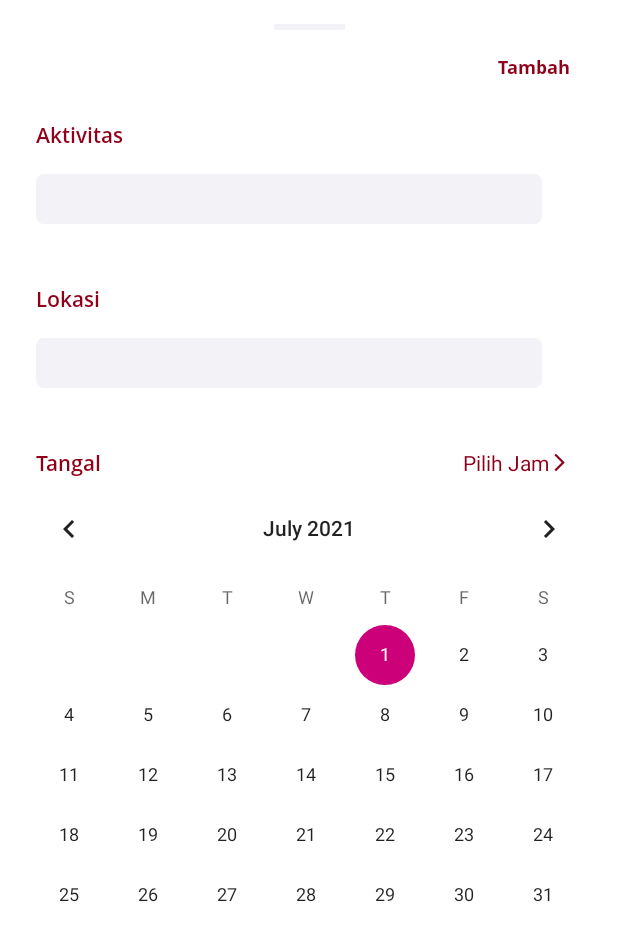
After one commit to mrrezkii/Android-Kotlin-AstroApp, an Android app: the layout jadwal_bottomsheet.xml on its own in the app's theme, with its tools: preview values and no code run, on a phone screen of 412 x 824 dp. The commit adds this screen. Shown: the top 941 px of the screen. Run offline under Robolectric (Android 15) with nearby library versions, the phone set to English and light mode, and no system bars.

Commit message:
Finishing view jadwal fragment

```diff
--- a/app/build.gradle
+++ b/app/build.gradle
@@ -10,6 +10,7 @@ android {
     buildToolsVersion "30.0.3"
 
     defaultConfig {
+        multiDexEnabled true
         applicationId "com.kedirilagi.astro"
         minSdkVersion 22
         targetSdkVersion 30
@@ -78,7 +79,6 @@ dependencies {
     def kodein_version = "6.4.0"
     implementation "org.kodein.di:kodein-di-generic-jvm:$kodein_version"
     implementation "org.kodein.di:kodein-di-framework-android-x:$kodein_version"
-
     // Utils
     implementation 'com.jakewharton.timber:timber:4.7.1'
     implementation 'com.github.Akshay-Katariya:CurveBottomBar:1.0'
--- a/app/src/main/java/com/kedirilagi/astro/data/view/fragment/JadwalFragment.kt
+++ b/app/src/main/java/com/kedirilagi/astro/data/view/fragment/JadwalFragment.kt
@@ -1,11 +1,18 @@
 package com.kedirilagi.astro.data.view.fragment
 
+import android.annotation.SuppressLint
+import android.app.TimePickerDialog
+import android.app.TimePickerDialog.OnTimeSetListener
 import android.os.Bundle
 import android.view.LayoutInflater
 import android.view.View
 import android.view.ViewGroup
+import android.widget.TextView
 import androidx.fragment.app.Fragment
+import com.google.android.material.bottomsheet.BottomSheetDialog
+import com.kedirilagi.astro.R
 import com.kedirilagi.astro.databinding.FragmentJadwalBinding
+import java.util.*
 
 
 class JadwalFragment : Fragment() {
@@ -21,4 +28,48 @@ class JadwalFragment : Fragment() {
 
     }
 
+    override fun onViewCreated(view: View, savedInstanceState: Bundle?) {
+        super.onViewCreated(view, savedInstanceState)
+        setupView()
+    }
+
+    private fun setupView() {
+        binding.appCompatImageView.setOnClickListener {
+            setupBottomSheet()
+        }
+    }
+
+    @SuppressLint("SetTextI18n")
+    private fun setupBottomSheet() {
+        val bottomSheetDialog =
+            BottomSheetDialog(requireActivity(), R.style.BottomSheetDialogTheme)
+        val bottomSheetView = LayoutInflater.from(activity).inflate(
+            R.layout.jadwal_bottomsheet,
+            requireActivity().findViewById(R.id.jadwal_bottomsheet)
+        )
+
+        val tvTimePicker = bottomSheetView.findViewById<TextView>(R.id.tv_time_picker)
+
+        val c = Calendar.getInstance()
+        val mHour = c.get(Calendar.HOUR_OF_DAY)
+        val mMinute = c.get(Calendar.MINUTE)
+
+        tvTimePicker!!.setOnClickListener {
+            val timePickerDialog = TimePickerDialog(
+                requireActivity(),
+                OnTimeSetListener { view, hourOfDay, minute ->
+                    tvTimePicker.text = "$hourOfDay:$minute"
+                },
+                mHour,
+                mMinute,
+                false
+            )
+            timePickerDialog.show()
+        }
+
+        bottomSheetDialog.setContentView(bottomSheetView)
+        bottomSheetDialog.show()
+    }
+
+
 }
--- /dev/null
+++ b/app/src/main/res/drawable/button_rounded_grey.xml
@@ -0,0 +1,6 @@
+<?xml version="1.0" encoding="utf-8"?>
+<shape xmlns:android="http://schemas.android.com/apk/res/android"
+    android:shape="rectangle">
+    <solid android:color="@color/colorBackground" />
+    <corners android:radius="5dp" />
+</shape>
--- /dev/null
+++ b/app/src/main/res/drawable/ic_baseline_arrow_forward_ios_24.xml
@@ -0,0 +1,11 @@
+<vector xmlns:android="http://schemas.android.com/apk/res/android"
+    android:width="14dp"
+    android:height="14dp"
+    android:autoMirrored="true"
+    android:tint="#8F001B"
+    android:viewportWidth="24"
+    android:viewportHeight="24">
+    <path
+        android:fillColor="@android:color/white"
+        android:pathData="M6.23,20.23l1.77,1.77l10,-10l-10,-10l-1.77,1.77l8.23,8.23z" />
+</vector>
--- /dev/null
+++ b/app/src/main/res/drawable/layout_rounded_corner.xml
@@ -0,0 +1,6 @@
+<?xml version="1.0" encoding="utf-8"?>
+<shape xmlns:android="http://schemas.android.com/apk/res/android"
+    android:shape="rectangle">
+    <solid android:color="@color/colorWhite" />
+    <corners android:radius="15dp" />
+</shape>
--- /dev/null
+++ b/app/src/main/res/layout/jadwal_bottomsheet.xml
@@ -0,0 +1,114 @@
+<?xml version="1.0" encoding="utf-8"?>
+<androidx.constraintlayout.widget.ConstraintLayout xmlns:android="http://schemas.android.com/apk/res/android"
+    xmlns:app="http://schemas.android.com/apk/res-auto"
+    android:id="@+id/jadwal_bottomsheet"
+    android:layout_width="match_parent"
+    android:layout_height="wrap_content"
+    android:background="@drawable/layout_rounded_corner">
+
+    <View
+        android:layout_width="47dp"
+        android:layout_height="4dp"
+        android:layout_marginTop="16dp"
+        android:background="@color/colorBackground"
+        app:layout_constraintEnd_toEndOf="parent"
+        app:layout_constraintStart_toStartOf="parent"
+        app:layout_constraintTop_toTopOf="parent" />
+
+    <androidx.appcompat.widget.AppCompatTextView
+        android:id="@+id/appCompatTextView5"
+        android:layout_width="wrap_content"
+        android:layout_height="wrap_content"
+        android:layout_marginTop="36dp"
+        android:layout_marginEnd="32dp"
+        android:fontFamily="@font/open_sans_bold"
+        android:text="Tambah"
+        android:textColor="@color/colorPrimary"
+        android:textSize="12sp"
+        app:layout_constraintEnd_toEndOf="parent"
+        app:layout_constraintTop_toTopOf="parent" />
+
+    <androidx.appcompat.widget.AppCompatTextView
+        android:id="@+id/tv_aktivitas"
+        android:layout_width="wrap_content"
+        android:layout_height="wrap_content"
+        android:layout_marginStart="24dp"
+        android:layout_marginTop="80dp"
+        android:fontFamily="@font/open_sans_semibold"
+        android:text="Aktivitas"
+        android:textColor="@color/colorPrimary"
+        android:textSize="14sp"
+        app:layout_constraintStart_toStartOf="parent"
+        app:layout_constraintTop_toTopOf="parent" />
+
+    <androidx.appcompat.widget.AppCompatEditText
+        android:id="@+id/et_aktivitas"
+        android:layout_width="337dp"
+        android:layout_height="33dp"
+        android:layout_marginStart="24dp"
+        android:layout_marginTop="16dp"
+        android:background="@drawable/button_rounded_grey"
+        android:fontFamily="@font/open_sans_semibold"
+        android:textSize="14sp"
+        app:layout_constraintStart_toStartOf="parent"
+        app:layout_constraintTop_toBottomOf="@+id/tv_aktivitas" />
+
+    <androidx.appcompat.widget.AppCompatTextView
+        android:id="@+id/tv_lokasi"
+        android:layout_width="wrap_content"
+        android:layout_height="wrap_content"
+        android:layout_marginStart="24dp"
+        android:layout_marginTop="40dp"
+        android:fontFamily="@font/open_sans_semibold"
+        android:text="Lokasi"
+        android:textColor="@color/colorPrimary"
+        android:textSize="14sp"
+        app:layout_constraintStart_toStartOf="parent"
+        app:layout_constraintTop_toBottomOf="@+id/et_aktivitas" />
+
+    <androidx.appcompat.widget.AppCompatEditText
+        android:id="@+id/et_lokasi"
+        android:layout_width="337dp"
+        android:layout_height="33dp"
+        android:layout_marginStart="24dp"
+        android:layout_marginTop="16dp"
+        android:background="@drawable/button_rounded_grey"
+        android:fontFamily="@font/open_sans_semibold"
+        android:textSize="14sp"
+        app:layout_constraintStart_toStartOf="parent"
+        app:layout_constraintTop_toBottomOf="@+id/tv_lokasi" />
+
+    <androidx.appcompat.widget.AppCompatTextView
+        android:id="@+id/tv_tanggal"
+        android:layout_width="wrap_content"
+        android:layout_height="wrap_content"
+        android:layout_marginStart="24dp"
+        android:layout_marginTop="40dp"
+        android:fontFamily="@font/open_sans_semibold"
+        android:text="Tangal"
+        android:textColor="@color/colorPrimary"
+        android:textSize="14sp"
+        app:layout_constraintStart_toStartOf="parent"
+        app:layout_constraintTop_toBottomOf="@+id/et_lokasi" />
+
+    <androidx.appcompat.widget.AppCompatTextView
+        android:id="@+id/tv_time_picker"
+        android:layout_width="wrap_content"
+        android:layout_height="wrap_content"
+        android:layout_marginTop="40dp"
+        android:layout_marginEnd="32dp"
+        android:drawableEnd="@drawable/ic_baseline_arrow_forward_ios_24"
+        android:text="Pilih Jam"
+        android:textColor="@color/colorPrimary"
+        android:textSize="14sp"
+        app:layout_constraintEnd_toEndOf="parent"
+        app:layout_constraintTop_toBottomOf="@+id/et_lokasi" />
+
+    <CalendarView
+        android:id="@+id/calendarView"
+        android:layout_width="match_parent"
+        android:layout_height="wrap_content"
+        app:layout_constraintStart_toStartOf="parent"
+        app:layout_constraintTop_toBottomOf="@+id/tv_tanggal" />
+
+</androidx.constraintlayout.widget.ConstraintLayout>
--- a/app/src/main/res/values-night/themes.xml
+++ b/app/src/main/res/values-night/themes.xml
@@ -15,4 +15,13 @@
     <style name="AppTheme.AppBarOverlay" parent="ThemeOverlay.AppCompat.Dark.ActionBar" />
 
     <style name="AppTheme.PopupOverlay" parent="ThemeOverlay.AppCompat.Light" />
+
+    <style name="BottomSheetDialogTheme" parent="Theme.Design.BottomSheetDialog">
+        <item name="bottomSheetStyle">@style/BottomSheetStyle</item>
+    </style>
+
+    <style name="BottomSheetStyle" parent="Widget.Design.BottomSheet.Modal">
+        <item name="android:background">@android:color/transparent</item>
+    </style>
+
 </resources>
--- a/app/src/main/res/values/themes.xml
+++ b/app/src/main/res/values/themes.xml
@@ -17,4 +17,13 @@
     <style name="AppTheme.AppBarOverlay" parent="ThemeOverlay.AppCompat.Dark.ActionBar" />
 
     <style name="AppTheme.PopupOverlay" parent="ThemeOverlay.AppCompat.Light" />
+
+    <style name="BottomSheetDialogTheme" parent="Theme.Design.BottomSheetDialog">
+        <item name="bottomSheetStyle">@style/BottomSheetStyle</item>
+    </style>
+
+    <style name="BottomSheetStyle" parent="Widget.Design.BottomSheet.Modal">
+        <item name="android:background">@android:color/transparent</item>
+    </style>
+
 </resources>
```
